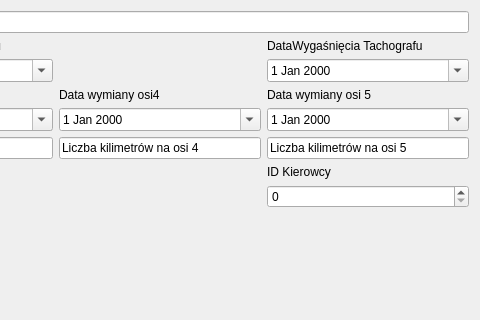
Old version of the form addnaczepa.ui in the repository JanSnieg/EwiData; both pictures show x 160 to 640 and y 0 to 320 of the 640 by 480 pixel window.
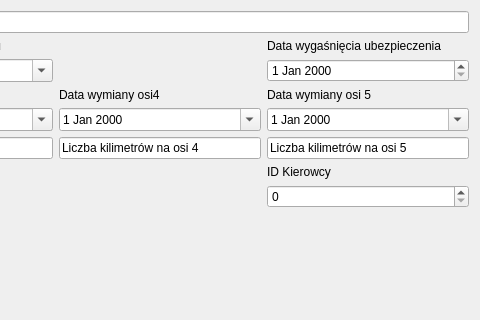
New version of the form.

Diff of the .ui file:
```diff
--- a/addnaczepa.ui
+++ b/addnaczepa.ui
@@ -63,13 +63,6 @@
      </property>
     </widget>
    </item>
-   <item row="1" column="2">
-    <widget class="QLabel" name="label_2">
-     <property name="text">
-      <string>DataWygaśnięcia Tachografu</string>
-     </property>
-    </widget>
-   </item>
    <item row="3" column="1">
     <widget class="QLabel" name="label_4">
      <property name="text">
@@ -123,13 +116,6 @@
      </property>
     </widget>
    </item>
-   <item row="2" column="2">
-    <widget class="QDateEdit" name="dateEditTachograf">
-     <property name="calendarPopup">
-      <bool>true</bool>
-     </property>
-    </widget>
-   </item>
    <item row="8" column="2">
     <widget class="QSpinBox" name="spinBoxIdKierowca"/>
    </item>
@@ -153,6 +139,16 @@
      </property>
     </widget>
    </item>
+   <item row="2" column="2">
+    <widget class="QDateEdit" name="dateEditUbezpieczenie"/>
+   </item>
+   <item row="1" column="2">
+    <widget class="QLabel" name="label_7">
+     <property name="text">
+      <string>Data wygaśnięcia ubezpieczenia</string>
+     </property>
+    </widget>
+   </item>
   </layout>
  </widget>
  <resources/>
```
